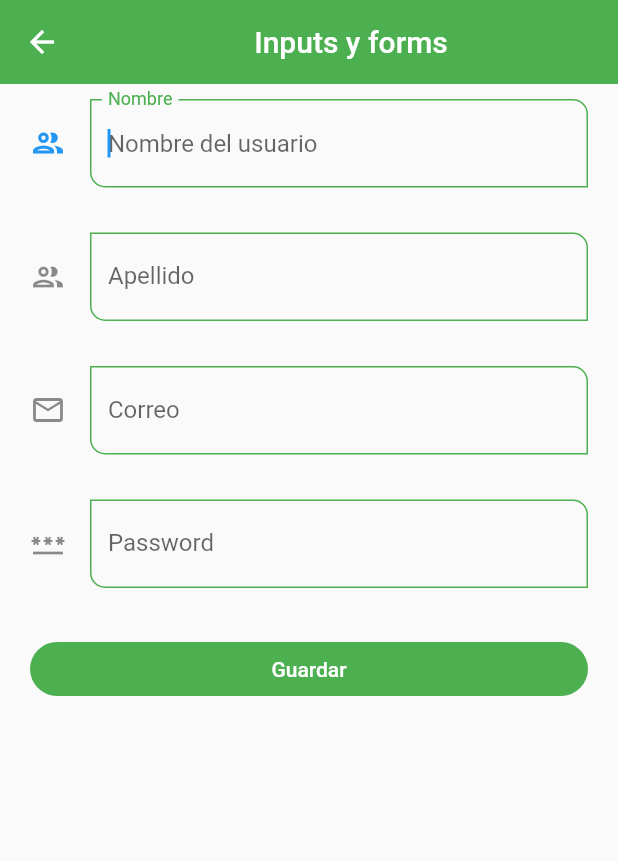
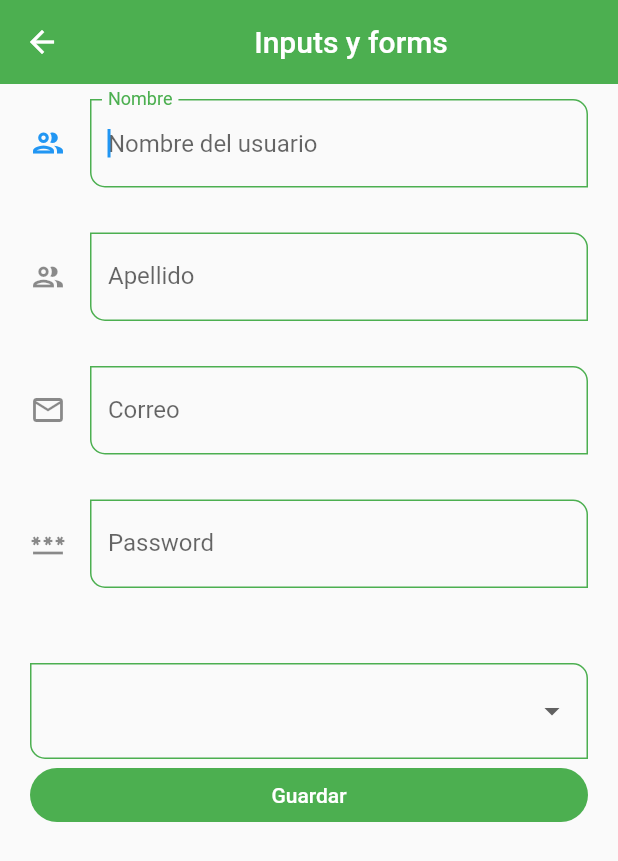
Before and after one commit to MarcosCM2000/componentes_app, a Flutter app: the InputsScreen screen opened by its route, on a phone screen of 412 x 824 dp. Shown: the top 861 px of the screen. Run offline on Flutter 3.47's test engine with Material 2 defaults, Android fonts, the phone set to English and light mode, and no system bars.

Commit message:
dropdown button formfield

```diff
--- a/lib/screens/inputs_screen.dart
+++ b/lib/screens/inputs_screen.dart
@@ -71,8 +71,20 @@ class InputsScreen extends StatelessWidget {
                 formValues: formValues,
               ),
               const SizedBox(
-                height: 30,
+                height: 50,
               ),
+              DropdownButtonFormField<String>(
+                  items: const [
+                    DropdownMenuItem(value: 'Admin', child: Text('Admin')),
+                    DropdownMenuItem(
+                        value: 'Superuser', child: Text('Superuser')),
+                    DropdownMenuItem(
+                        value: 'Developer', child: Text('Developer'))
+                  ],
+                  onChanged: ((value) {
+                    print(value);
+                    formValues['role'] == value;
+                  })),
               ElevatedButton(
                   onPressed: () {
                     // Desactivar teclado
```
